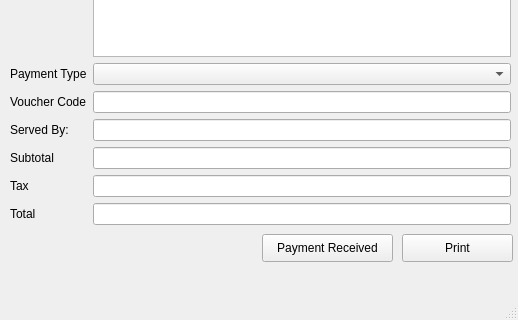
Qt form ui_files/BillPrintandOrderCompleted.ui (TahaZahid05/Restaurant-Managment-System) before a commit; both pictures show x 0 to 518 and y 236 to 556 of the 518 by 556 pixel window.
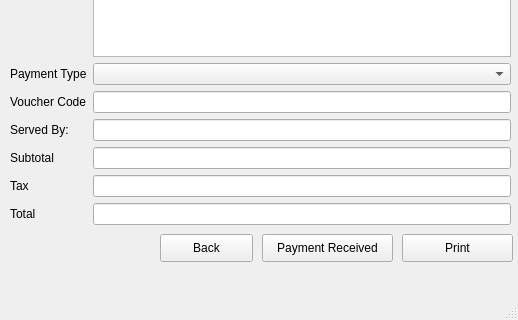
The same form after that commit.

```diff
--- a/ui_files/BillPrintandOrderCompleted.ui
+++ b/ui_files/BillPrintandOrderCompleted.ui
@@ -142,6 +142,19 @@
      <string>Payment Received</string>
     </property>
    </widget>
+   <widget class="QPushButton" name="backButton">
+    <property name="geometry">
+     <rect>
+      <x>160</x>
+      <y>470</y>
+      <width>93</width>
+      <height>28</height>
+     </rect>
+    </property>
+    <property name="text">
+     <string>Back</string>
+    </property>
+   </widget>
   </widget>
   <widget class="QMenuBar" name="menubar">
    <property name="geometry">
```
Left out of the diff: 4 changed lines with no effect on the pictures.
